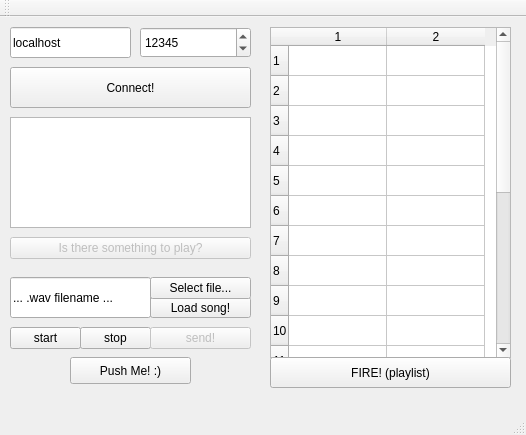
Old version of the form QtClient - basics/AudioClient/clientwindow.ui in the repository zkatzen/sk2-projekt.
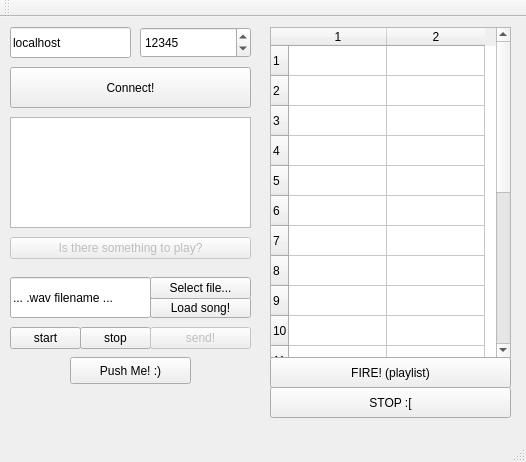
New version of the form.

What changed in the file:
```diff
--- a/QtClient - basics/AudioClient/clientwindow.ui
+++ b/QtClient - basics/AudioClient/clientwindow.ui
@@ -7,7 +7,7 @@
     <x>0</x>
     <y>0</y>
     <width>526</width>
-    <height>435</height>
+    <height>462</height>
    </rect>
   </property>
   <property name="windowTitle">
@@ -230,6 +230,19 @@
      <string>FIRE! (playlist)</string>
     </property>
    </widget>
+   <widget class="QPushButton" name="stopPlaylistButton">
+    <property name="geometry">
+     <rect>
+      <x>270</x>
+      <y>370</y>
+      <width>241</width>
+      <height>31</height>
+     </rect>
+    </property>
+    <property name="text">
+     <string>STOP :[</string>
+    </property>
+   </widget>
   </widget>
   <widget class="QMenuBar" name="menuBar">
    <property name="geometry">
```
